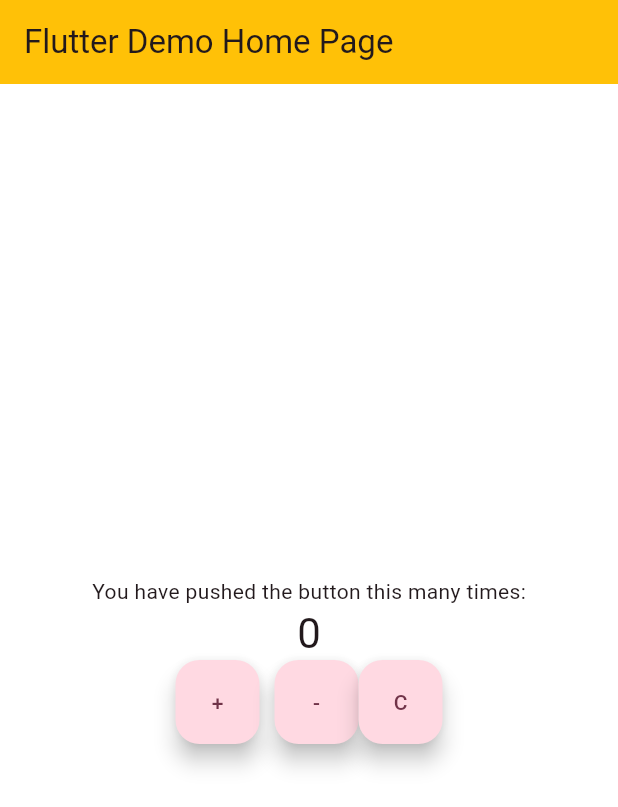
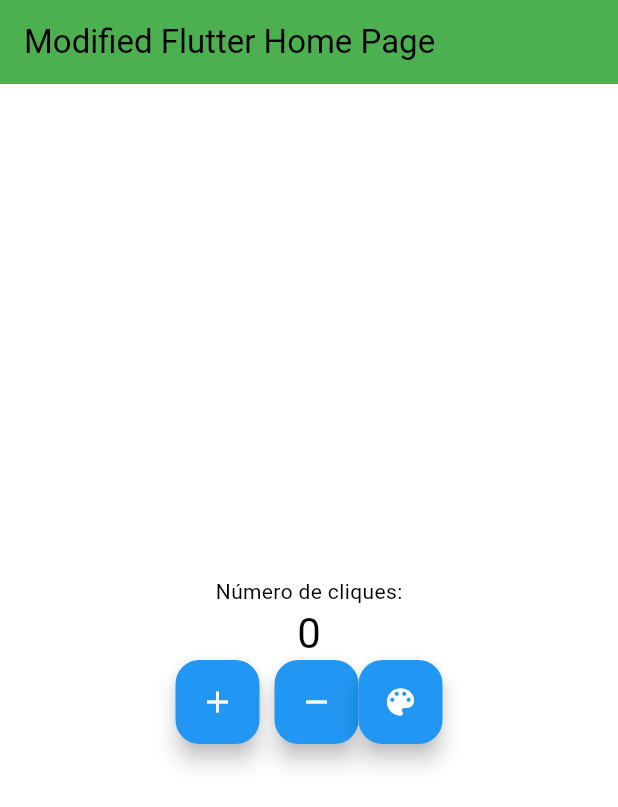
Before and after one commit to gabrielfarias7/Mobile2, a Flutter app: the screen it shows after launch, on a phone screen of 412 x 824 dp. Shown: the top 807 px of the screen. Run offline on Flutter 3.47's test engine with Material 3 defaults, Android fonts, the phone set to English and light mode, and no system bars.

Commit message:
Update main.dart

```diff
--- a/lib/main.dart
+++ b/lib/main.dart
@@ -12,12 +12,16 @@ class MyApp extends StatelessWidget {
   @override
   Widget build(BuildContext context) {
     return MaterialApp(
-      title: 'Flutter Demo',
+      title: 'Modified Flutter App',
       theme: ThemeData(
-        colorScheme: ColorScheme.fromSeed(seedColor: Colors.black),
+        colorScheme: ColorScheme.fromSwatch(
+          primarySwatch: Colors.blue,
+          accentColor: Colors.orange,
+          brightness: Brightness.light,
+        ),
         useMaterial3: true,
       ),
-      home: const MyHomePage(title: 'Flutter Demo Home Page'),
+      home: const MyHomePage(title: 'Modified Flutter Home Page'),
     );
   }
 }
@@ -35,12 +39,12 @@ class _MyHomePageState extends State<MyHomePage> {
   int _counter = 0;
   Color _backgroundColor = Colors.white;
   final List<Color> _availableColors = [
-    Colors.red,
-    Colors.green,
-    Colors.blue,
-    Colors.yellow,
-    Colors.orange,
-    Colors.purple,
+    Colors.teal,
+    Colors.pink,
+    Colors.indigo,
+    Colors.amber,
+    Colors.deepOrange,
+    Colors.deepPurple,
   ];
 
   void _incrementCounter() {
@@ -55,7 +59,7 @@ class _MyHomePageState extends State<MyHomePage> {
     });
   }
 
-  void _mudarCorDeFundo() {
+  void _changeBackgroundColor() {
     final Random random = Random();
     final int index = random.nextInt(_availableColors.length);
     setState(() {
@@ -67,7 +71,7 @@ class _MyHomePageState extends State<MyHomePage> {
   Widget build(BuildContext context) {
     return Scaffold(
       appBar: AppBar(
-          backgroundColor: Colors.amber,
+        backgroundColor: Colors.green,
         title: Text(widget.title),
       ),
       body: Center(
@@ -75,15 +79,15 @@ class _MyHomePageState extends State<MyHomePage> {
           mainAxisAlignment: MainAxisAlignment.center,
           children: <Widget>[
             const Text(
-                'You have pushed the button this many times:',
+              'Número de cliques:',
             ),
             Text(
               '$_counter',
-                style: Theme.of(context).textTheme.headlineMedium,
+              style: Theme.of(context).textTheme.headline4,
             ),
             if (_counter >= 10)
               Text(
-                  'Máximo de pessoas excedido!',
+                'Limite máximo de cliques atingido!',
                 style: TextStyle(
                   color: Colors.red,
                   fontSize: 16,
@@ -95,25 +99,26 @@ class _MyHomePageState extends State<MyHomePage> {
               children: [
                 FloatingActionButton(
                   onPressed: _incrementCounter,
-                    tooltip: 'Increment',
-                    child: Text('+'),
+                  tooltip: 'Incrementar',
+                  child: Icon(Icons.add),
                 ),
                 SizedBox(width: 10),
                 FloatingActionButton(
                   onPressed: _decrementCounter,
-                    tooltip: 'Decrement',
-                    child: Text('-'),
+                  tooltip: 'Decrementar',
+                  child: Icon(Icons.remove),
                 ),
                 FloatingActionButton(
-                    onPressed: _mudarCorDeFundo,
-                    tooltip: 'Change Background Color',
-                    child: Text('C'),
+                  onPressed: _changeBackgroundColor,
+                  tooltip: 'Alterar Cor de Fundo',
+                  child: Icon(Icons.color_lens),
                 )
               ],
             ),
           ],
         ),
       ),
-        backgroundColor: _backgroundColor);
+      backgroundColor: _backgroundColor,
+    );
   }
 }
```
Lines whose indentation alone changed are shown as unchanged.
